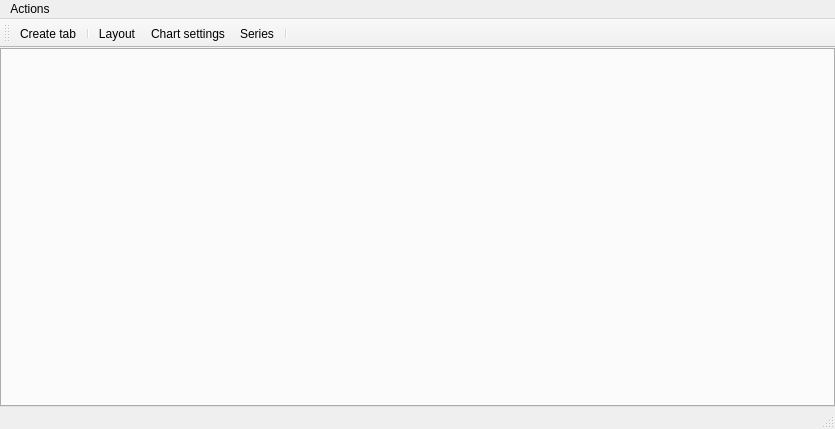
This is GUI/Qt/UWatch.ui in aicommunity/Rdk as Qt 5 draws it before an edit. The edited form follows.
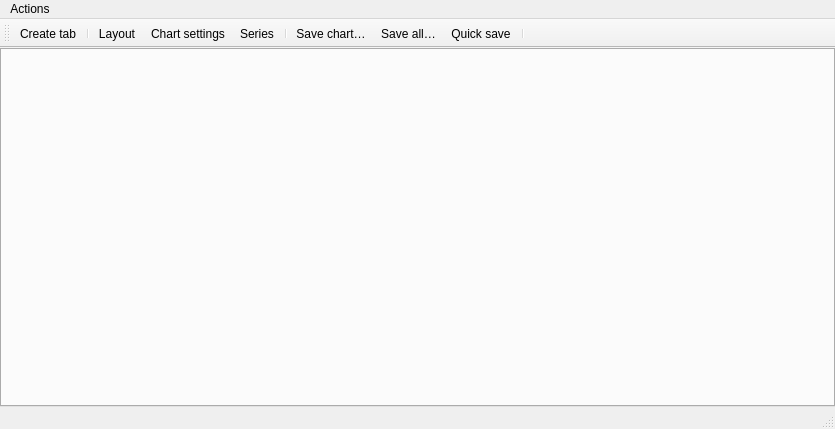
This is the edited form.

Commit message:
feat(watch): expand grid chart and export PNG/SVG to SavedWatches
Double-click or Expand restores via Esc; Save/Quick save write under
ProjectPath/SavedWatches with a session datetime folder for quick saves.

Diff of the .ui file:
```diff
--- a/GUI/Qt/UWatch.ui
+++ b/GUI/Qt/UWatch.ui
@@ -91,6 +91,10 @@
    <addaction name="actionChart_settings"/>
    <addaction name="actionSeries_settings"/>
    <addaction name="separator"/>
+   <addaction name="actionSave_chart"/>
+   <addaction name="actionSave_all_charts"/>
+   <addaction name="actionQuick_save"/>
+   <addaction name="separator"/>
   </widget>
   <action name="actionCreate_tab">
    <property name="text">
@@ -121,6 +125,30 @@
     <string>Series of the active chart</string>
    </property>
   </action>
+  <action name="actionSave_chart">
+   <property name="text">
+    <string>Save chart…</string>
+   </property>
+   <property name="toolTip">
+    <string>Save the active chart as PNG/SVG/JPEG</string>
+   </property>
+  </action>
+  <action name="actionSave_all_charts">
+   <property name="text">
+    <string>Save all…</string>
+   </property>
+   <property name="toolTip">
+    <string>Save all charts on this tab into a folder</string>
+   </property>
+  </action>
+  <action name="actionQuick_save">
+   <property name="text">
+    <string>Quick save</string>
+   </property>
+   <property name="toolTip">
+    <string>Save into Project/SavedWatches/&lt;datetime&gt;/ (session folder)</string>
+   </property>
+  </action>
  </widget>
  <resources/>
  <connections/>
```
Left out of the diff: 4 changed lines with no effect on the pictures. The commit also changes 8 other files.
